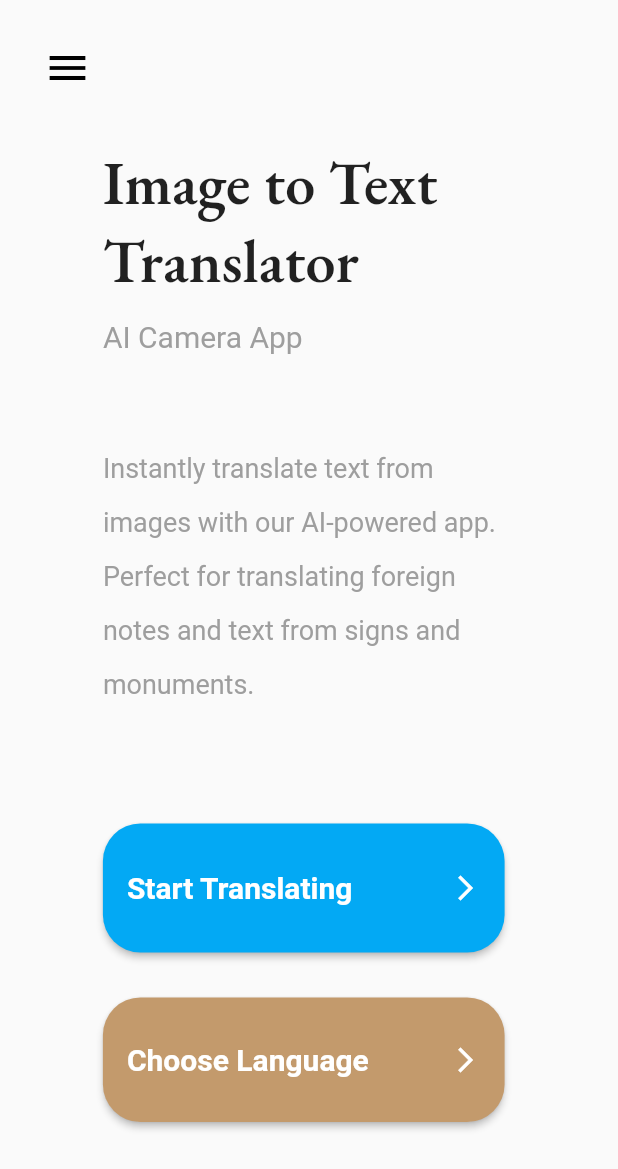
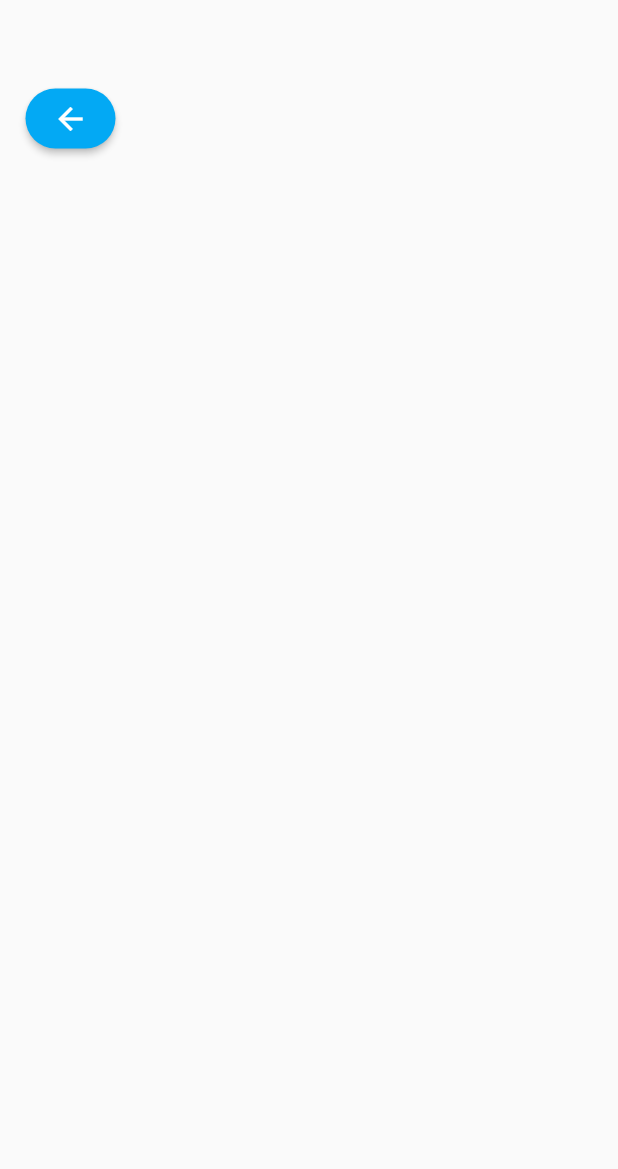
Before and after one commit to mqzpt/pupil, a Flutter app: the screen it shows after launch, after a tap on "Choose Language", on a phone screen of 412 x 824 dp. Shown: the top 1169 px of the screen. Run offline on Flutter 3.47's test engine with Material 2 defaults, Android fonts, the phone set to English and light mode, and no system bars; our stand-ins replace image_picker; missing offline and left inert: google_mlkit_text_recognition; Roboto replaces fonts that are missing (Times New Roman).

Commit message:
added a language screen

```diff
--- a/lib/NavBar.dart
+++ b/lib/NavBar.dart
@@ -55,7 +55,7 @@ class NavBar extends StatelessWidget {
         onTap: () => null,
       ),
       ListTile(
-        leading: const Icon(Icons.share),
+        leading: const Icon(Icons.person),
         title: const Text('Profile'),
         onTap: () => null,
       ),
--- /dev/null
+++ b/lib/language.dart
@@ -0,0 +1,107 @@
+import 'dart:io';
+import 'palette.dart';
+import 'main.dart';
+import 'package:flutter/services.dart';
+import 'package:pupil/image_picker.dart';
+import 'package:pupil/navbar.dart';
+import 'package:flutter/material.dart';
+
+void main() {
+  WidgetsFlutterBinding.ensureInitialized();
+  SystemChrome.setPreferredOrientations([
+    DeviceOrientation.portraitUp,
+  ]);
+  runApp(const MyApp());
+}
+
+class MyApp extends StatelessWidget {
+  const MyApp({Key? key}) : super(key: key);
+
+  // This widget is the root of your application.
+  @override
+  Widget build(BuildContext context) {
+    return MaterialApp(
+      title: 'pupil',
+      theme: ThemeData(
+        brightness: Brightness.light,
+        primarySwatch: Colors.lightBlue,
+        /* light theme settings */
+      ),
+      darkTheme: ThemeData(
+        brightness: Brightness.dark,
+        primarySwatch: PaletteIndigo.indigo,
+        /* dark theme settings */
+      ),
+      themeMode: ThemeMode.system,
+      /* ThemeMode.system to follow system theme,
+         ThemeMode.light for light theme,
+         ThemeMode.dark for dark theme
+      */
+      debugShowCheckedModeBanner: false,
+      home: const ChooseLanguage(),
+    );
+  }
+}
+
+class ChooseLanguage extends StatefulWidget {
+  const ChooseLanguage({Key? key}) : super(key: key);
+
+  @override
+  State<ChooseLanguage> createState() => _ChooseLanguageState();
+}
+
+class _ChooseLanguageState extends State<ChooseLanguage> {
+  @override
+  Widget build(BuildContext context) {
+    return Scaffold(
+      floatingActionButton: Container(
+        padding: EdgeInsets.only(top: 75, left: 33),
+        child: Column(
+            mainAxisAlignment: MainAxisAlignment.spaceBetween,
+            children: [
+              Align(
+                alignment: Alignment.topLeft,
+                child: SizedBox(
+                  width: 60.0,
+                  height: 40.0,
+                  child: ElevatedButton(
+                    onPressed: () {
+                      Navigator.push(
+                        context,
+                        PageRouteBuilder(
+                          pageBuilder:
+                              (context, animation, secondaryAnimation) =>
+                                  ButtonNavigation(),
+                          transitionsBuilder:
+                              (context, animation, secondaryAnimation, child) {
+                            return SlideTransition(
+                              textDirection: TextDirection.rtl,
+                              position: Tween<Offset>(
+                                begin: const Offset(1.0, 0.0),
+                                end: Offset.zero,
+                              ).animate(animation),
+                              transformHitTests: true,
+                              child: child,
+                            );
+                          },
+                        ),
+                      );
+                    },
+                    child: Icon(
+                      Icons.arrow_back,
+                      color: Colors.white,
+                    ),
+                    style: ElevatedButton.styleFrom(
+                      primary: Theme.of(context).colorScheme.primary,
+                      shape: RoundedRectangleBorder(
+                        borderRadius: BorderRadius.circular(100.0),
+                      ),
+                    ),
+                  ),
+                ),
+              ),
+            ]),
+      ),
+    );
+  }
+}
--- a/lib/main.dart
+++ b/lib/main.dart
@@ -1,4 +1,6 @@
 import 'dart:io';
+import 'package:pupil/language.dart';
+import 'language.dart';
 import 'palette.dart';
 import 'package:flutter/services.dart';
 import 'package:pupil/image_picker.dart';
@@ -187,7 +189,28 @@ class _ButtonNavigationState extends State<ButtonNavigation> {
                             width: MediaQuery.of(context).size.width * 0.65,
                             height: 83.0,
                             child: ElevatedButton(
-                              onPressed: () {},
+                              onPressed: () {
+                                Navigator.push(
+                                  context,
+                                  PageRouteBuilder(
+                                    pageBuilder: (context, animation,
+                                            secondaryAnimation) =>
+                                        ChooseLanguage(),
+                                    transitionsBuilder: (context, animation,
+                                        secondaryAnimation, child) {
+                                      return SlideTransition(
+                                        textDirection: TextDirection.ltr,
+                                        position: Tween<Offset>(
+                                          begin: const Offset(1.0, 0.0),
+                                          end: Offset.zero,
+                                        ).animate(animation),
+                                        transformHitTests: true,
+                                        child: child,
+                                      );
+                                    },
+                                  ),
+                                );
+                              },
                               style: ElevatedButton.styleFrom(
                                 primary: Color.fromARGB(255, 195, 154, 108),
                                 shape: RoundedRectangleBorder(
```
